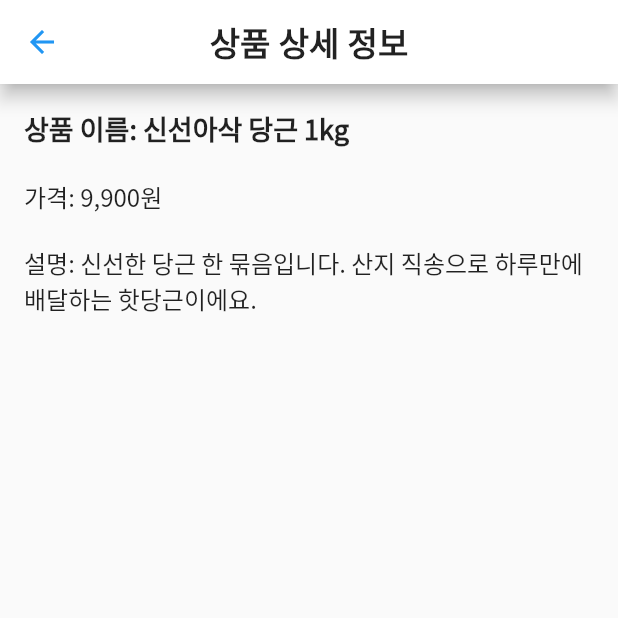
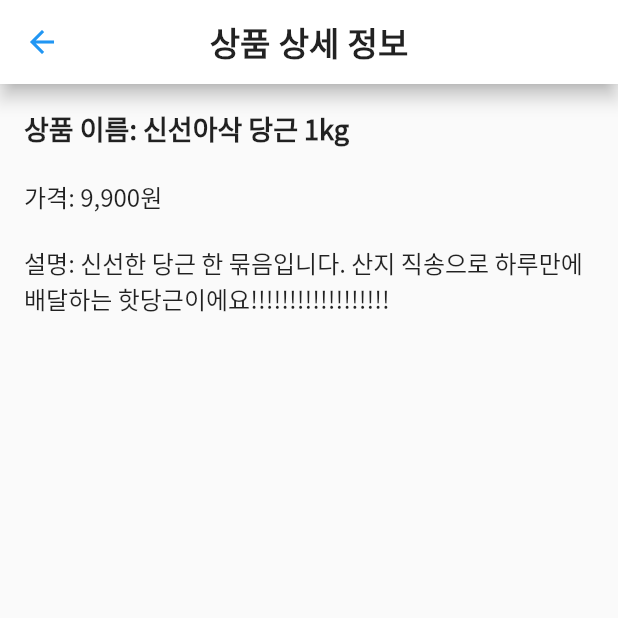
Before and after one commit to ballalssica/team_shoppingmall, a Flutter app: the ProductDetails screen opened directly, on a phone screen of 412 x 824 dp, the top half of it. Run offline on Flutter 3.47's test engine with Material 3 defaults, Android fonts, the light colour scheme and no system bars.

Commit message:
feat: 연습
연습

```diff
--- a/lib/product_details/product_details.dart
+++ b/lib/product_details/product_details.dart
@@ -32,7 +32,7 @@ class ProductDetails extends StatelessWidget {
             ),
             SizedBox(height: 20),
             Text(
-              '설명: 신선한 당근 한 묶음입니다. 산지 직송으로 하루만에 배달하는 핫당근이에요.',
+              '설명: 신선한 당근 한 묶음입니다. 산지 직송으로 하루만에 배달하는 핫당근이에요!!!!!!!!!!!!!!!!!!',
               style: TextStyle(fontSize: 16),
             ),
           ],
```
